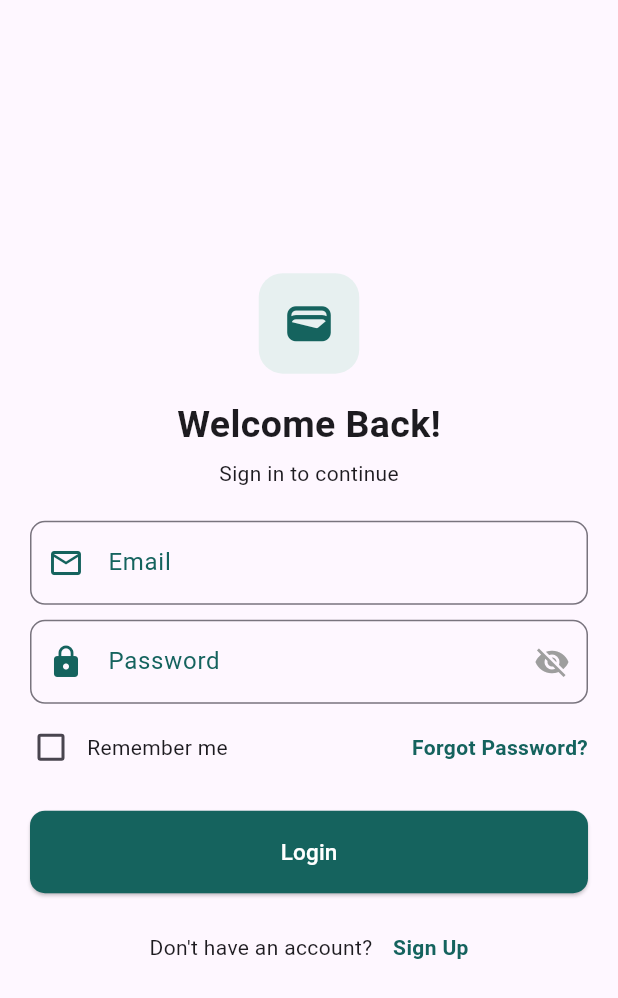
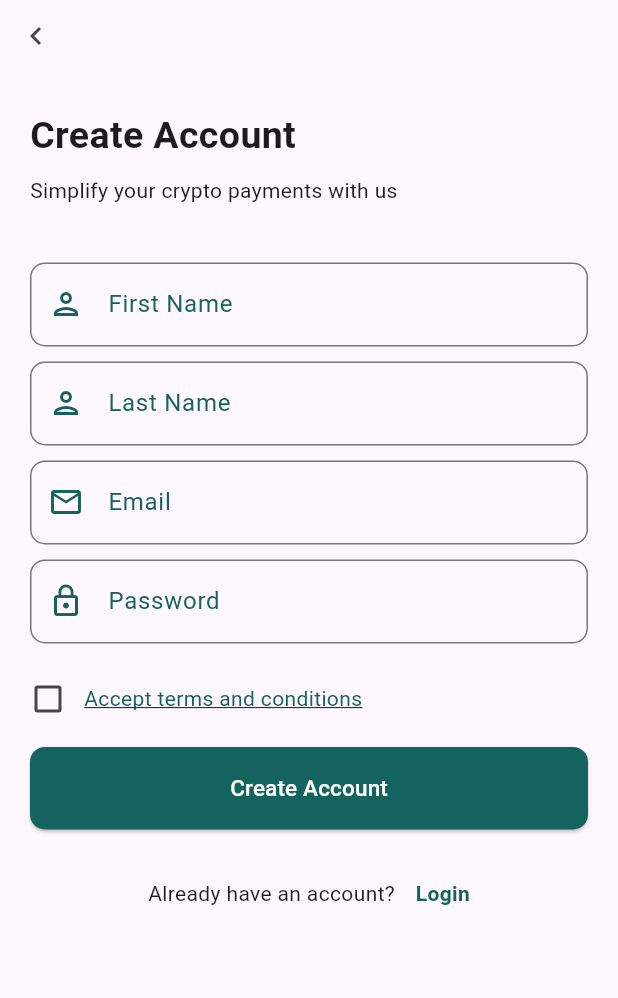
Before and after one commit to gmulonga/pretium, a Flutter app: the LoginScreen screen opened by its route, after a tap on "Sign Up", on a phone screen of 412 x 824 dp. Shown: the top 998 px of the screen. Run offline on Flutter 3.47's test engine with Material 3 defaults, Android fonts, the phone set to English and light mode, and no system bars; our stand-ins replace animated_splash_screen, carousel_slider, smooth_page_indicator.

Commit message:
feat: adding the registration screen

```diff
--- a/lib/routes/routes.dart
+++ b/lib/routes/routes.dart
@@ -2,11 +2,13 @@ import 'package:flutter/material.dart';
 import 'package:pretium/views/homepage.dart';
 import 'package:pretium/views/auth/login_screen.dart';
 import 'package:pretium/views/get_started.dart';
+import 'package:pretium/views/auth/register_screen.dart';
 
 class AppRoutes {
   static const String home = '/';
   static const String login = '/login';
   static const String getStarted = '/getStarted';
+  static const String register = '/register';
 
   static Route<dynamic> generateRoute(RouteSettings settings) {
     switch (settings.name) {
@@ -16,6 +18,8 @@ class AppRoutes {
         return MaterialPageRoute(builder: (_) => LoginScreen());
       case getStarted:
         return MaterialPageRoute(builder: (_) => Home());
+      case register:
+        return MaterialPageRoute(builder: (_) => RegisterScreen());
 
       default:
         return MaterialPageRoute(
--- a/lib/utils/constants.dart
+++ b/lib/utils/constants.dart
@@ -3,3 +3,4 @@ import 'package:flutter/material.dart';
 const kWhite = Color(0xFFFFFFFF);
 const kDarkGreen = Color(0xFF15635e);
 const kLightGreen = Color(0xFFe7f0f0);
+const kTitleFont = 25.0;
--- a/lib/views/auth/login_screen.dart
+++ b/lib/views/auth/login_screen.dart
@@ -1,4 +1,5 @@
 import 'package:flutter/material.dart';
+import 'package:pretium/routes/routes.dart';
 import 'package:pretium/utils/constants.dart';
 import 'package:pretium/widgets/custom_button.dart';
 import 'package:pretium/widgets/custom_input.dart';
@@ -43,7 +44,10 @@ class _LoginScreenState extends State<LoginScreen> {
                 Center(
                   child: Text(
                     "Welcome Back!",
-                    style: TextStyle(fontSize: 25, fontWeight: FontWeight.bold),
+                    style: TextStyle(
+                      fontSize: kTitleFont,
+                      fontWeight: FontWeight.bold,
+                    ),
                   ),
                 ),
                 SizedBox(height: screenHeight * 0.005),
@@ -51,16 +55,16 @@ class _LoginScreenState extends State<LoginScreen> {
                 SizedBox(height: screenHeight * 0.02),
                 Padding(
                   padding: EdgeInsets.symmetric(horizontal: 20, vertical: 5),
-                  child: CustomInputField(
+                  child: InputField(
                     hintText: "Email",
                     icon: Icons.email_outlined,
                   ),
                 ),
                 Padding(
                   padding: EdgeInsets.symmetric(horizontal: 20, vertical: 5),
-                  child: CustomInputField(
+                  child: InputField(
                     hintText: "Password",
-                    icon: Icons.lock,
+                    icon: Icons.lock_outline,
                     password: true,
                   ),
                 ),
@@ -110,7 +114,9 @@ class _LoginScreenState extends State<LoginScreen> {
                     Text("Don't have an account? "),
                     SizedBox(width: 10),
                     GestureDetector(
-                      onTap: () {},
+                      onTap: () {
+                        Navigator.pushNamed(context, AppRoutes.register);
+                      },
                       child: Text(
                         "Sign Up",
                         style: TextStyle(
--- /dev/null
+++ b/lib/views/auth/register_screen.dart
@@ -0,0 +1,146 @@
+import 'package:flutter/material.dart';
+import 'package:pretium/utils/constants.dart';
+import 'package:pretium/widgets/custom_button.dart';
+import 'package:pretium/widgets/custom_input.dart';
+
+class RegisterScreen extends StatefulWidget {
+  @override
+  State<RegisterScreen> createState() => _RegisterScreenState();
+}
+
+class _RegisterScreenState extends State<RegisterScreen> {
+  bool _isChecked = false;
+
+  @override
+  Widget build(BuildContext context) {
+    double screenHeight = MediaQuery.of(context).size.height;
+
+    return Scaffold(
+      body: ListView(
+        children: [
+          Column(
+            crossAxisAlignment: CrossAxisAlignment.stretch,
+            children: [
+              Align(
+                alignment: Alignment.centerLeft,
+                child: IconButton(
+                  onPressed: () {
+                    Navigator.pop(context);
+                  },
+                  icon: Icon(Icons.navigate_before),
+                ),
+              ),
+              SizedBox(height: screenHeight * 0.03),
+              Padding(
+                padding: EdgeInsets.symmetric(horizontal: 20),
+                child: Text(
+                  "Create Account",
+                  style: TextStyle(
+                    fontWeight: FontWeight.bold,
+                    fontSize: kTitleFont,
+                  ),
+                ),
+              ),
+              SizedBox(height: screenHeight * 0.01),
+              Padding(
+                padding: const EdgeInsets.symmetric(horizontal: 20),
+                child: Text("Simplify your crypto payments with us"),
+              ),
+              SizedBox(height: screenHeight * 0.04),
+              Padding(
+                padding: const EdgeInsets.symmetric(
+                  horizontal: 20,
+                  vertical: 5,
+                ),
+                child: InputField(
+                  hintText: "First Name",
+                  icon: Icons.person_outlined,
+                ),
+              ),
+              Padding(
+                padding: const EdgeInsets.symmetric(
+                  horizontal: 20,
+                  vertical: 5,
+                ),
+                child: InputField(
+                  hintText: "Last Name",
+                  icon: Icons.person_outlined,
+                ),
+              ),
+              Padding(
+                padding: const EdgeInsets.symmetric(
+                  horizontal: 20,
+                  vertical: 5,
+                ),
+                child: InputField(
+                  hintText: "Email",
+                  icon: Icons.email_outlined,
+                ),
+              ),
+              Padding(
+                padding: const EdgeInsets.symmetric(
+                  horizontal: 20,
+                  vertical: 5,
+                ),
+                child: InputField(
+                  hintText: "Password",
+                  icon: Icons.lock_outline,
+                ),
+              ),
+              Padding(
+                padding: const EdgeInsets.all(8.0),
+                child: Row(
+                  children: [
+                    Checkbox(
+                      activeColor: kDarkGreen,
+                      value: _isChecked,
+                      onChanged: (bool? value) {
+                        setState(() {
+                          _isChecked = value ?? false;
+                        });
+                      },
+                    ),
+                    Text(
+                      "Accept terms and conditions",
+                      style: TextStyle(
+                        decoration: TextDecoration.underline,
+                        color: kDarkGreen,
+                      ),
+                    ),
+                  ],
+                ),
+              ),
+              Padding(
+                padding: const EdgeInsets.symmetric(horizontal: 20),
+                child: CustomButton(
+                  callBackFunction: () {},
+                  label: "Create Account",
+                ),
+              ),
+              SizedBox(height: screenHeight * 0.04),
+              Row(
+                mainAxisAlignment: MainAxisAlignment.center,
+                children: [
+                  Text("Already have an account? "),
+                  SizedBox(width: 10),
+                  GestureDetector(
+                    onTap: () {
+                      Navigator.pop(context);
+                    },
+                    child: Text(
+                      "Login",
+                      style: TextStyle(
+                        color: kDarkGreen,
+                        fontWeight: FontWeight.bold,
+                      ),
+                    ),
+                  ),
+                ],
+              ),
+            ],
+          ),
+        ],
+      ),
+    );
+  }
+}
--- a/lib/widgets/custom_input.dart
+++ b/lib/widgets/custom_input.dart
@@ -2,8 +2,8 @@ import 'package:flutter/material.dart';
 import 'package:flutter/services.dart';
 import 'package:pretium/utils/constants.dart';
 
-class CustomInputField extends StatefulWidget {
-  CustomInputField({
+class InputField extends StatefulWidget {
+  InputField({
     required this.hintText,
     this.password = false,
     this.onChanged,
@@ -35,7 +35,7 @@ class CustomInputField extends StatefulWidget {
   _InputFieldState createState() => _InputFieldState();
 }
 
-class _InputFieldState extends State<CustomInputField> {
+class _InputFieldState extends State<InputField> {
   String? _errorMessage;
   bool _obscureText = true;
 
```
